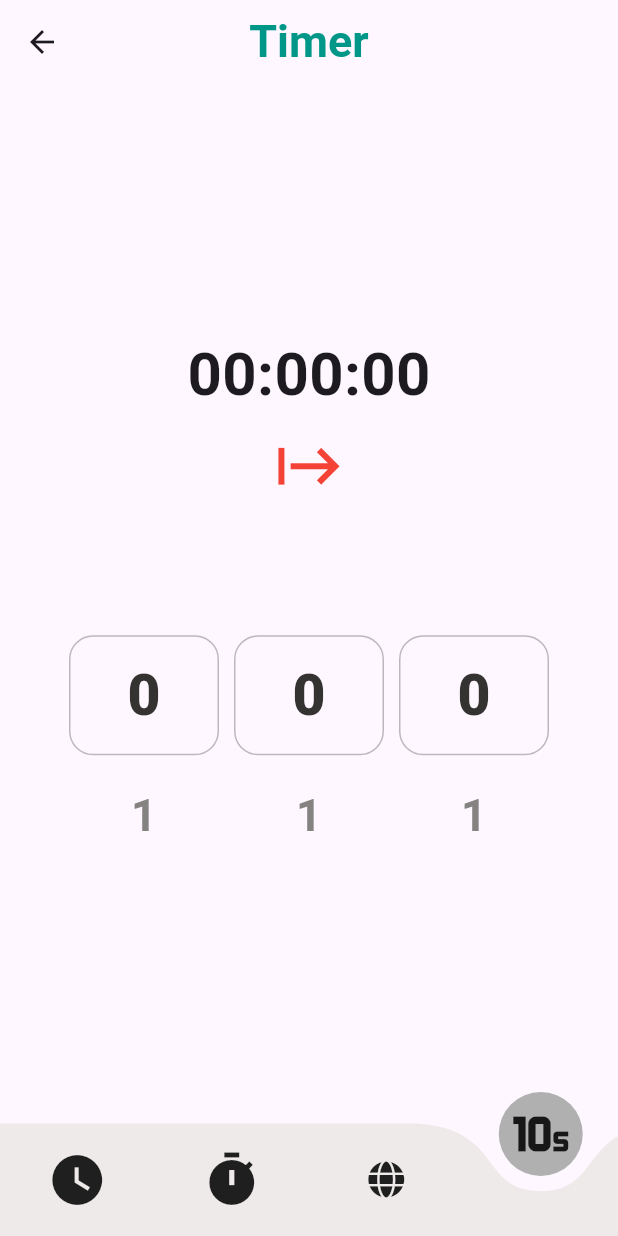
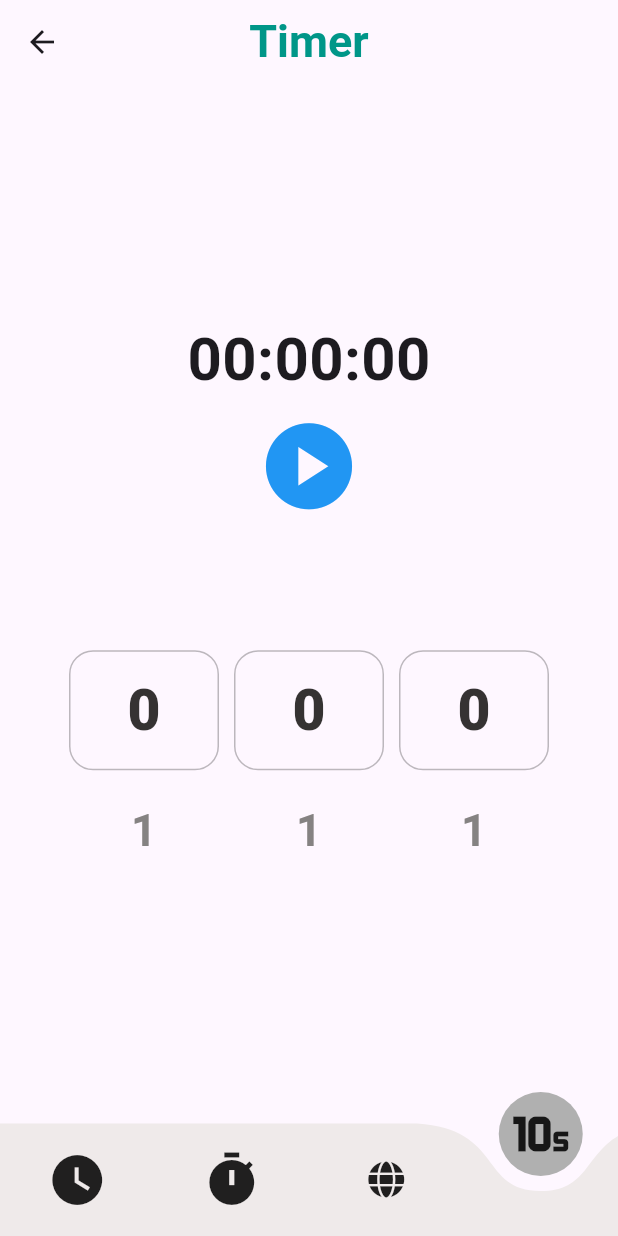
Before and after one commit to etv18/reloj_flutter, a Flutter app: the TimerScreen screen opened by its route, on a phone screen of 412 x 824 dp. Run offline on Flutter 3.47's test engine with Material 3 defaults, Android fonts, the light colour scheme and no system bars; drawn by our look-alikes of curved_navigation_bar, numberpicker; our stand-ins replace equatable, flutter_bloc, font_awesome_flutter, go_router; network calls fail.

Commit message:
Timer screen automatically goes to TimerInitial when timer finishes

```diff
--- a/lib/controllers/timerCubit/timer_cubit.dart
+++ b/lib/controllers/timerCubit/timer_cubit.dart
@@ -33,14 +33,15 @@ class TimerCubit extends Cubit<TimerStates> {
       Duration(seconds: 1),
       (timer) {
         remainingTime = targetTime.difference(DateTime.now());
-        print("Tiempo restante: $remainingTime");
+        print('==========**> $remainingTime');
 
         if (remainingTime.isNegative) {
+          emit(TimerInitial());
           remainingTime = Duration.zero;
           timer.cancel();
+          return;
         }
         emit(TimerRunning(remainingTime));
-        print("==================> La funcion no se detiene ");
       },
     );
   }
--- a/lib/screens/timer_screen.dart
+++ b/lib/screens/timer_screen.dart
@@ -1,5 +1,3 @@
-import 'dart:async';
-
 import 'package:flutter/material.dart';
 import 'package:flutter_bloc/flutter_bloc.dart';
 import 'package:numberpicker/numberpicker.dart';
@@ -19,51 +17,10 @@ class _TimerScreenState extends State<TimerScreen> {
   int sec = 0;
   int _min = 0;
   int _hour = 0;
-  int time = 10;
-  late int initialTime;
-
-  late Timer _timer;
-  late DateTime targetTime;
-  Duration remainingTime = Duration.zero;
-
-  /*void startTimer() {
-    _timer = Timer.periodic(Duration(seconds: 1), (timer) {
-      if (time == 0) {
-        setState(() {
-          time = initialTime;
-          timer.cancel();
-        });
-      } else {
-        setState(() {
-          time--;
-          print('=====> TIME: ${time.toString()}');
-        });
-      }
-    });
-  }*/
-
-  void startTimer() {
-    targetTime = DateTime.now().add(Duration(
-      hours: _hour,
-      minutes: _min,
-      seconds: sec + 1,
-    ));
-
-    _timer = Timer.periodic(Duration(seconds: 1), (timer) {
-      setState(() {
-        remainingTime = targetTime.difference(DateTime.now());
-        if (remainingTime.isNegative) {
-          remainingTime = Duration.zero;
-          timer.cancel();
-        }
-      });
-    });
-  }
 
   @override
   void dispose() {
     super.dispose();
-    _timer.cancel();
   }
 
   @override
@@ -83,13 +40,20 @@ class _TimerScreenState extends State<TimerScreen> {
                     '${(state.remainingTime.inSeconds % 60).toString().padLeft(2, '0')}',
                     style: TextStyle(fontSize: 40, fontWeight: FontWeight.bold),
                   ),
+                  Row(
+                    mainAxisAlignment: MainAxisAlignment.center,
+                    children: [
                       IconButton(
                         onPressed: () {
-                      context.read<TimerCubit>().startTimer(_hour, _min, sec);
+                          context
+                              .read<TimerCubit>()
+                              .startTimer(_hour, _min, sec);
                         },
-                    icon: Icon(Icons.start, size: 49),
-                    color: Colors.red,
+                        icon: Icon(Icons.play_circle, size: 69),
+                        color: Colors.blue,
                         iconSize: 30.0,
+                      ),
+                    ],
                   ),
                   Row(
                     mainAxisAlignment: MainAxisAlignment.center,
@@ -169,15 +133,35 @@ class _TimerScreenState extends State<TimerScreen> {
               ),
             );
           } else if (state is TimerRunning) {
-            final duration = state.remainingTime;
-
-            print("Nuevo estado en UI: $duration");
             return Center(
-              child: Text(
+              child: Column(
+                crossAxisAlignment: CrossAxisAlignment.center,
+                mainAxisAlignment: MainAxisAlignment.center,
+                children: [
+                  Text(
                     context
                         .read<TimerCubit>()
                         .getTimeStringFormated(state.remainingTime),
                     style: TextStyle(fontSize: 40, fontWeight: FontWeight.bold),
+                  ),
+                  Row(
+                    mainAxisAlignment: MainAxisAlignment.center,
+                    children: [
+                      IconButton(
+                        onPressed: () {},
+                        icon: Icon(Icons.play_circle, size: 69),
+                        color: Colors.blue,
+                        iconSize: 30.0,
+                      ),
+                      IconButton(
+                        onPressed: () {},
+                        icon: Icon(Icons.stop_circle, size: 69),
+                        color: const Color.fromARGB(255, 243, 33, 33),
+                        iconSize: 30.0,
+                      ),
+                    ],
+                  ),
+                ],
               ),
             );
           } else {
```
Lines whose indentation alone changed are shown as unchanged.
